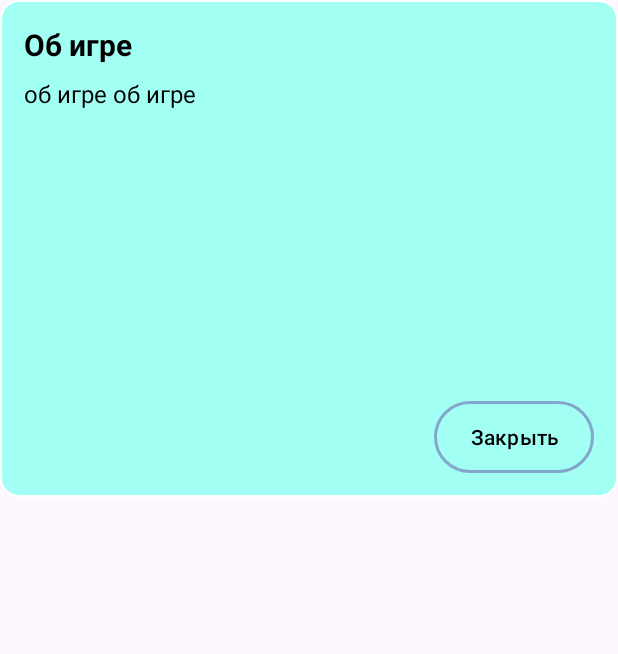
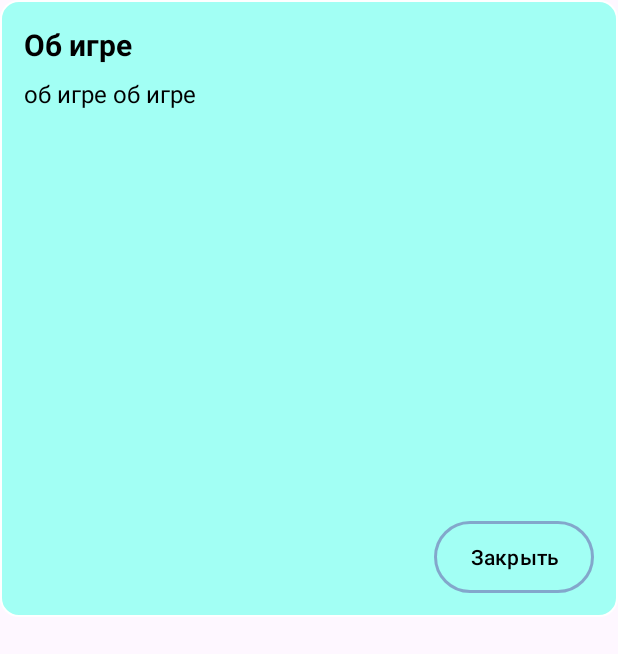
Before and after one commit to anastasia4por/CrazyMusic, an Android app: the layout dialog_game_info.xml on its own in the app's theme, with its tools: preview values and no code run, on a phone screen of 412 x 824 dp. Shown: the top 654 px of the screen. Run offline under Robolectric (Android 15) with nearby library versions, the phone set to English and light mode, and no system bars.

Commit message:
Увеличили экран окна справок

```diff
--- a/app/src/main/res/layout/dialog_game_info.xml
+++ b/app/src/main/res/layout/dialog_game_info.xml
@@ -17,7 +17,7 @@
 
     <ScrollView
         android:layout_width="match_parent"
-        android:layout_height="200dp"
+        android:layout_height="280dp"
         android:layout_marginTop="8dp">
 
         <TextView
```
